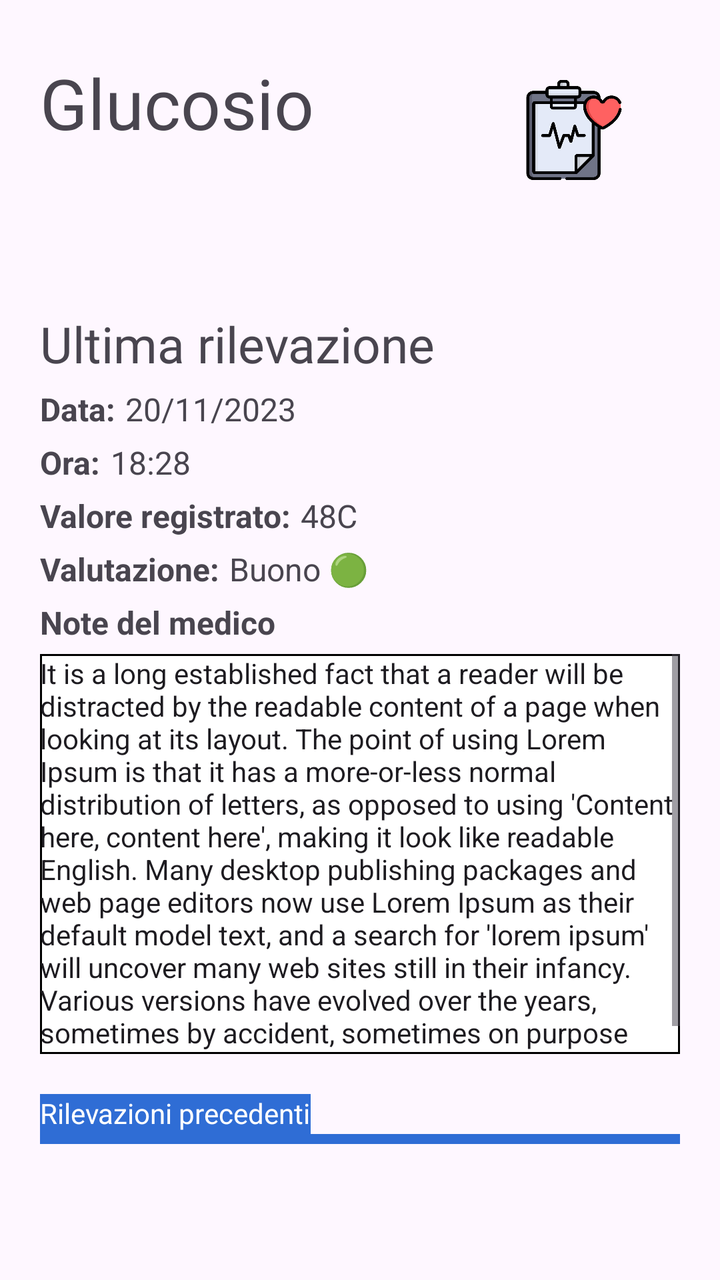
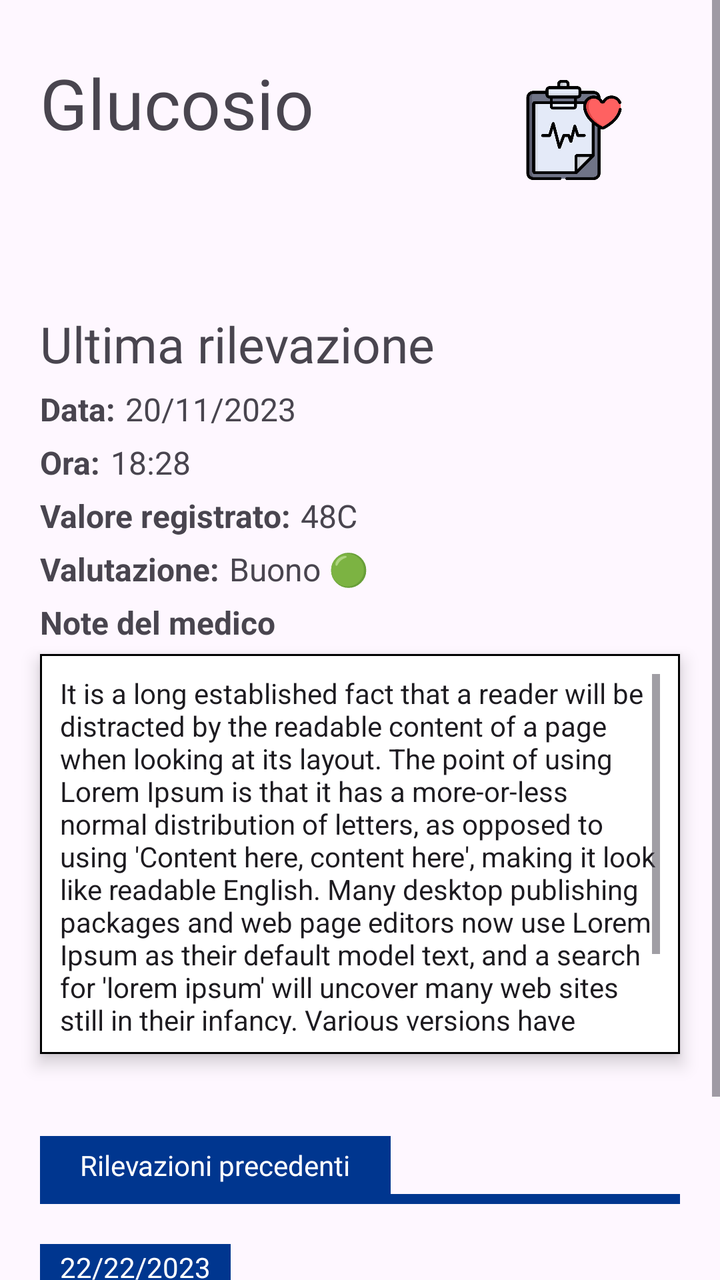

Screens rendered from an Android XML layout before and after an edit, with the pre-edit source and the edit as a unified diff.
<!-- AndroidManifest.xml: application theme Theme.AsilApp -->
<!-- res/layout/fragment_detail_health_history.xml -->
<?xml version="1.0" encoding="utf-8"?>
<ScrollView xmlns:app="http://schemas.android.com/apk/res-auto"
    xmlns:tools="http://schemas.android.com/tools"
    android:layout_width="match_parent"
    android:layout_height="match_parent"
    xmlns:android="http://schemas.android.com/apk/res/android">
<androidx.constraintlayout.widget.ConstraintLayout
    android:layout_width="match_parent"
    android:layout_height="match_parent"
    tools:context=".view.home.DetailHealthHistoryFragment">


    <TextView
        android:id="@+id/detailHealthHistoryTitle"
        android:layout_width="270dp"
        android:layout_height="103dp"
        android:layout_marginLeft="20dp"
        android:layout_marginTop="28dp"
        android:layout_marginRight="20dp"
        android:fontFamily="@font/titillium_web_bold"
        android:text="Glucosio"
        android:textSize="@dimen/textDetailHealthHistoryTitle"
        app:layout_constraintHorizontal_bias="0.0"
        app:layout_constraintLeft_toLeftOf="parent"
        app:layout_constraintRight_toLeftOf="@+id/iconDetailTitle"
        app:layout_constraintTop_toTopOf="parent" />

    <ImageView
        android:id="@+id/iconDetailTitle"
        android:layout_width="50dp"
        android:layout_height="50dp"
        android:layout_marginTop="40dp"
        android:layout_marginRight="48dp"
        android:src="@drawable/medical_history"
        app:layout_constraintRight_toRightOf="parent"
        app:layout_constraintTop_toTopOf="parent">

    </ImageView>

    <TextView
        android:id="@+id/lastRecordHealthHistory"
        android:layout_width="wrap_content"
        android:layout_height="wrap_content"
        android:layout_marginStart="20dp"
        android:layout_marginTop="24dp"
        android:fontFamily="@font/titillium_web_bold"
        android:text="@string/lastRecordHealtHistory"
        android:textSize="25dp"
        app:layout_constraintStart_toStartOf="parent"
        app:layout_constraintTop_toBottomOf="@+id/detailHealthHistoryTitle" />


    <TextView
        android:id="@+id/dateLastRecordHealthHistoryLabel"
        android:layout_width="wrap_content"
        android:layout_height="wrap_content"
        android:layout_marginStart="20dp"
        android:layout_marginTop="5dp"
        android:text="@string/dateLastRecordHealthHistoryLabel"
        android:textSize="@dimen/valueDetailHealthHistory"
        android:textStyle="bold"
        app:layout_constraintStart_toStartOf="parent"
        app:layout_constraintTop_toBottomOf="@+id/lastRecordHealthHistory" />

    <TextView
        android:id="@+id/dateLastRecordHealthHistory"
        android:layout_width="wrap_content"
        android:layout_height="wrap_content"
        android:layout_marginLeft="5dp"
        android:layout_marginTop="5dp"
        android:text="20/11/2023"
        android:textSize="@dimen/valueDetailHealthHistory"
        app:layout_constraintLeft_toRightOf="@+id/dateLastRecordHealthHistoryLabel"
        app:layout_constraintTop_toBottomOf="@+id/lastRecordHealthHistory" />


    <TextView
        android:id="@+id/timeLastRecordHealthHistoryLabel"
        android:layout_width="wrap_content"
        android:layout_height="wrap_content"
        android:layout_marginStart="20dp"
        android:layout_marginTop="5dp"
        android:text="@string/timeLastRecordHealthHistoryLabel"
        android:textSize="@dimen/valueDetailHealthHistory"
        android:textStyle="bold"
        app:layout_constraintStart_toStartOf="parent"
        app:layout_constraintTop_toBottomOf="@+id/dateLastRecordHealthHistory" />

    <TextView
        android:id="@+id/timeLastRecordHealthHistory"
        android:layout_width="wrap_content"
        android:layout_height="wrap_content"
        android:layout_marginLeft="5dp"
        android:layout_marginTop="5dp"
        android:text="18:28"
        android:textSize="@dimen/valueDetailHealthHistory"
        app:layout_constraintLeft_toRightOf="@+id/timeLastRecordHealthHistoryLabel"
        app:layout_constraintTop_toBottomOf="@+id/dateLastRecordHealthHistory" />



    <TextView
        android:id="@+id/valueLastRecordHealthHistoryLabel"
        android:layout_width="wrap_content"
        android:layout_height="wrap_content"
        android:layout_marginStart="20dp"
        android:layout_marginTop="5dp"
        android:text="@string/valueLastRecordHealthHistoryLabel"
        android:textSize="@dimen/valueDetailHealthHistory"
        android:textStyle="bold"
        app:layout_constraintStart_toStartOf="parent"
        app:layout_constraintTop_toBottomOf="@+id/timeLastRecordHealthHistory" />

    <TextView
        android:id="@+id/valueLastRecordHealthHistory"
        android:layout_width="wrap_content"
        android:layout_height="wrap_content"
        android:layout_marginLeft="5dp"
        android:layout_marginTop="5dp"
        android:text="48"
        android:textSize="@dimen/valueDetailHealthHistory"
        app:layout_constraintLeft_toRightOf="@+id/valueLastRecordHealthHistoryLabel"
        app:layout_constraintTop_toBottomOf="@+id/timeLastRecordHealthHistory" />

    <TextView
        android:id="@+id/unityDetaildHealthHistory"
        android:layout_width="wrap_content"
        android:layout_height="wrap_content"
        android:layout_marginLeft="0dp"
        android:layout_marginTop="5dp"
        android:text="@string/unityTemperature"
        android:textSize="@dimen/valueDetailHealthHistory"
        app:layout_constraintLeft_toRightOf="@+id/valueLastRecordHealthHistory"
        app:layout_constraintTop_toBottomOf="@+id/timeLastRecordHealthHistory" />



    <TextView
        android:id="@+id/evalutationLastRecordHealthHistoryLabel"
        android:layout_width="wrap_content"
        android:layout_height="wrap_content"
        android:layout_marginStart="20dp"
        android:layout_marginTop="5dp"
        android:text="@string/evalutationLastRecordHealthHistoryLabel"
        android:textSize="@dimen/valueDetailHealthHistory"
        android:textStyle="bold"
        app:layout_constraintStart_toStartOf="parent"
        app:layout_constraintTop_toBottomOf="@+id/valueLastRecordHealthHistory" />

    <TextView
        android:id="@+id/evalutationLastRecordHealthHistory"
        android:layout_width="wrap_content"
        android:layout_height="wrap_content"
        android:layout_marginLeft="5dp"
        android:layout_marginTop="5dp"
        android:text="Buono 🟢"
        android:textSize="@dimen/valueDetailHealthHistory"
        app:layout_constraintLeft_toRightOf="@+id/evalutationLastRecordHealthHistoryLabel"
        app:layout_constraintTop_toBottomOf="@+id/valueLastRecordHealthHistory" />



    <TextView
        android:id="@+id/doctorNotesLastRecordHealthHistoryLabel"
        android:layout_width="wrap_content"
        android:layout_height="wrap_content"
        android:layout_marginStart="20dp"
        android:layout_marginTop="5dp"
        android:text="@string/doctorNotesLastRecordHealthHistoryLabel"
        android:textSize="@dimen/valueDetailHealthHistory"
        android:textStyle="bold"
        app:layout_constraintStart_toStartOf="parent"
        app:layout_constraintTop_toBottomOf="@+id/evalutationLastRecordHealthHistory" />


    <EditText
        android:id="@+id/doctorNotesLastRecordHealthHistory"
        android:layout_width="match_parent"
        android:layout_height="200dp"
        android:layout_marginStart="20dp"
        android:layout_marginTop="5dp"
        android:editable="false"
        android:layout_marginEnd="20dp"
        android:background="@drawable/border"
        android:scrollbarAlwaysDrawHorizontalTrack="false"
        android:scrollbarAlwaysDrawVerticalTrack="false"
        android:scrollbars="vertical"
        android:textSize="@dimen/textSizeDoctorNotes"
        android:text="It is a long established fact that a reader will be distracted by the readable content of a page when looking at its layout. The point of using Lorem Ipsum is that it has a more-or-less normal distribution of letters, as opposed to using 'Content here, content here', making it look like readable English. Many desktop publishing packages and web page editors now use Lorem Ipsum as their default model text, and a search for 'lorem ipsum' will uncover many web sites still in their infancy. Various versions have evolved over the years, sometimes by accident, sometimes on purpose (injected humour and the like)."
        app:layout_constraintEnd_toEndOf="parent"
        app:layout_constraintStart_toStartOf="parent"
        app:layout_constraintTop_toBottomOf="@+id/doctorNotesLastRecordHealthHistoryLabel" />


    <TextView
        android:layout_width="wrap_content"
        app:layout_constraintBottom_toTopOf="@+id/blackLine"
        app:layout_constraintLeft_toLeftOf="parent"
        android:layout_marginLeft="20dp"
        android:textColor="@color/white"
        android:background="@color/appMainColor"
        android:text="Rilevazioni precedenti"
        android:layout_height="20dp">

    </TextView>

    <View
        android:id="@+id/blackLine"
        app:layout_constraintTop_toBottomOf="@+id/doctorNotesLastRecordHealthHistory"
        android:background="@color/appMainColor"
        app:layout_constraintStart_toStartOf="parent"
        app:layout_constraintEnd_toEndOf="parent"
        android:layout_marginStart="20dp"
        android:layout_marginEnd="20dp"
        android:layout_marginTop="40dp"
        android:layout_width = "match_parent"
        android:layout_height="5dp"/>

</androidx.constraintlayout.widget.ConstraintLayout>
</ScrollView>
<!-- resources referenced by this layout -->
<resources>
  <color name="appMainColor">#2f6dd5</color>
  <color name="white">#FFFFFFFF</color>
  <dimen name="textDetailHealthHistoryTitle">35dp</dimen>
  <dimen name="textSizeDoctorNotes">14dp</dimen>
  <dimen name="valueDetailHealthHistory">16dp</dimen>
  <!-- drawable border (drawable) -->
  <shape xmlns:android="http://schemas.android.com/apk/res/android" android:shape="rectangle" >
      <solid android:color="@android:color/white" />
      <stroke android:width="1dip" android:color="@color/black"/>
  </shape>
  <!-- drawable medical_history: png bitmap (drawable, 22999 bytes) -->
  <string name="dateLastRecordHealthHistoryLabel">Data:</string>
  <string name="doctorNotesLastRecordHealthHistoryLabel">Note del medico</string>
  <string name="evalutationLastRecordHealthHistoryLabel">Valutazione:</string>
  <string name="lastRecordHealtHistory">Ultima rilevazione</string>
  <string name="timeLastRecordHealthHistoryLabel">Ora:</string>
  <string name="unityTemperature">C</string>
  <string name="valueLastRecordHealthHistoryLabel">Valore registrato:</string>
  <style name="Theme.AsilApp" parent="Base.Theme.AsilApp" />
  <color name="black">#FF000000</color>
  <style name="Base.Theme.AsilApp" parent="Theme.Material3.DayNight.NoActionBar">
          
          
      </style>
</resources>

<!-- the commit's change to res/layout/fragment_detail_health_history.xml (unified diff, before → after) -->
@@ -175,6 +175,8 @@
 
     <EditText
         android:id="@+id/doctorNotesLastRecordHealthHistory"
+        android:elevation="5dp"
+        android:padding="10dp"
         android:layout_width="match_parent"
         android:layout_height="200dp"
         android:layout_marginStart="20dp"
@@ -198,23 +200,140 @@
         app:layout_constraintLeft_toLeftOf="parent"
         android:layout_marginLeft="20dp"
         android:textColor="@color/white"
-        android:background="@color/appMainColor"
+        android:paddingLeft="20dp"
+        android:paddingRight="20dp"
+        android:paddingTop="5dp"
+        android:paddingBottom="5dp"
+        android:background="@color/appMainColorDark"
         android:text="Rilevazioni precedenti"
-        android:layout_height="20dp">
-
+        android:layout_height="wrap_content">
     </TextView>
 
     <View
         android:id="@+id/blackLine"
         app:layout_constraintTop_toBottomOf="@+id/doctorNotesLastRecordHealthHistory"
-        android:background="@color/appMainColor"
+        android:background="@color/appMainColorDark"
         app:layout_constraintStart_toStartOf="parent"
         app:layout_constraintEnd_toEndOf="parent"
         android:layout_marginStart="20dp"
         android:layout_marginEnd="20dp"
-        android:layout_marginTop="40dp"
+        android:layout_marginTop="70dp"
         android:layout_width = "match_parent"
         android:layout_height="5dp"/>
 
+
+
+
+
+
+    <LinearLayout
+        android:layout_width="match_parent"
+        android:orientation="vertical"
+        android:layout_marginLeft="20dp"
+        android:layout_marginRight="20dp"
+        app:layout_constraintTop_toBottomOf="@+id/blackLine"
+        android:layout_height="match_parent">
+
+        <TextView
+            android:layout_width="wrap_content"
+            android:layout_height="wrap_content"
+            android:layout_marginTop="@dimen/marginTopHealthHistory"
+            android:background="@color/appMainColorDark"
+            android:paddingLeft="10dp"
+            android:paddingRight="10dp"
+            android:paddingTop="2dp"
+            android:paddingBottom="2dp"
+            android:text="22/22/2023"
+            android:textColor="@color/white" />
+
+        <View
+            android:layout_width="match_parent"
+            android:background="@color/appMainColorDark"
+            android:layout_height="2dp"></View>
+
+        <androidx.constraintlayout.widget.ConstraintLayout
+            android:id="@+id/layoutOldHealthHistory"
+            android:layout_width="match_parent"
+            android:background="@color/colodOldHealthHistory"
+            android:clickable="true"
+            android:foreground="?android:attr/selectableItemBackground"
+            android:layout_height="@dimen/heightHealthHistory"
+            android:layout_marginTop="0dp">
+
+            <TextView
+                android:id="@+id/oldTitleHealthHistoryLabel"
+                android:layout_width="wrap_content"
+                android:layout_height="wrap_content"
+                android:layout_marginLeft="20dp"
+                android:layout_marginTop="20dp"
+                android:fontFamily="@font/titillium_web_bold"
+                android:text="@string/temperatureHealthHistory"
+                android:textColor="@color/white"
+                android:textSize="@dimen/textTitleHealthHistory"
+                app:layout_constraintLeft_toLeftOf="parent"
+                app:layout_constraintTop_toTopOf="parent" />
+
+
+            <TextView
+                android:id="@+id/oldTitleHealthHistory"
+                android:layout_width="wrap_content"
+                android:layout_height="wrap_content"
+                android:layout_marginRight="5dp"
+                android:layout_marginBottom="16dp"
+                android:fontFamily="@font/titillium_web_bold"
+                android:text="36°"
+                android:textColor="@color/white"
+                android:textSize="@dimen/resultHealthHistory"
+                app:layout_constraintBottom_toBottomOf="parent"
+                app:layout_constraintRight_toRightOf="parent" />
+
+
+            <TextView
+                android:id="@+id/unityOldHealthHistory"
+                android:layout_width="wrap_content"
+                android:layout_height="wrap_content"
+                android:layout_marginRight="5dp"
+                android:layout_marginBottom="3dp"
+                android:fontFamily="@font/titillium_web_bold"
+                android:text="@string/unityTemperature"
+                android:textColor="@color/white"
+                android:textSize="@dimen/resultUnityHealthHistory"
+                app:layout_constraintBottom_toBottomOf="parent"
+                app:layout_constraintRight_toRightOf="parent"
+                app:layout_constraintTop_toBottomOf="@+id/oldTitleHealthHistory" />
+
+
+            <TextView
+                android:id="@+id/oldTitleHealthHistoryEvalutationLabel"
+                android:layout_width="wrap_content"
+                android:layout_height="wrap_content"
+                android:layout_marginLeft="20dp"
+                android:layout_marginBottom="25dp"
+                android:text="@string/evalutationHealthHistoryLabel"
+                android:textColor="@color/white"
+                android:textSize="13dp"
+                app:layout_constraintBottom_toBottomOf="parent"
+                app:layout_constraintLeft_toLeftOf="parent" />
+
+
+            <TextView
+                android:id="@+id/oldTitleHealthHistoryEvalutation"
+                android:layout_width="wrap_content"
+                android:layout_height="wrap_content"
+                android:layout_marginStart="3dp"
+                android:layout_marginBottom="25dp"
+                android:text="buono 🟢"
+                android:textColor="@color/white"
+                android:textSize="13dp"
+                app:layout_constraintBottom_toBottomOf="parent"
+                app:layout_constraintLeft_toLeftOf="parent"
+                app:layout_constraintStart_toEndOf="@+id/oldTitleHealthHistoryEvalutationLabel" />
+        </androidx.constraintlayout.widget.ConstraintLayout>
+    </LinearLayout>
+
+
+
+
+
 </androidx.constraintlayout.widget.ConstraintLayout>
 </ScrollView>
<!-- resource entries referenced after the edit -->
@@ -1,9 +1,15 @@
 <!-- resources referenced by this layout -->
 <resources>
-  <color name="appMainColor">#2f6dd5</color>
+  <color name="appMainColorDark">#00368f</color>
+  <color name="colodOldHealthHistory">#cfcccc</color>
   <color name="white">#FFFFFFFF</color>
+  <dimen name="heightHealthHistory">100dp</dimen>
+  <dimen name="marginTopHealthHistory">20dp</dimen>
+  <dimen name="resultHealthHistory">50dp</dimen>
+  <dimen name="resultUnityHealthHistory">13dp</dimen>
   <dimen name="textDetailHealthHistoryTitle">35dp</dimen>
   <dimen name="textSizeDoctorNotes">14dp</dimen>
+  <dimen name="textTitleHealthHistory">18dp</dimen>
   <dimen name="valueDetailHealthHistory">16dp</dimen>
   <!-- drawable border (drawable) -->
   <shape xmlns:android="http://schemas.android.com/apk/res/android" android:shape="rectangle" >
@@ -13,8 +19,10 @@
   <!-- drawable medical_history: png bitmap (drawable, 22999 bytes) -->
   <string name="dateLastRecordHealthHistoryLabel">Data:</string>
   <string name="doctorNotesLastRecordHealthHistoryLabel">Note del medico</string>
+  <string name="evalutationHealthHistoryLabel">Valutazione:</string>
   <string name="evalutationLastRecordHealthHistoryLabel">Valutazione:</string>
   <string name="lastRecordHealtHistory">Ultima rilevazione</string>
+  <string name="temperatureHealthHistory">Temperatura corporea️</string>
   <string name="timeLastRecordHealthHistoryLabel">Ora:</string>
   <string name="unityTemperature">C</string>
   <string name="valueLastRecordHealthHistoryLabel">Valore registrato:</string>
